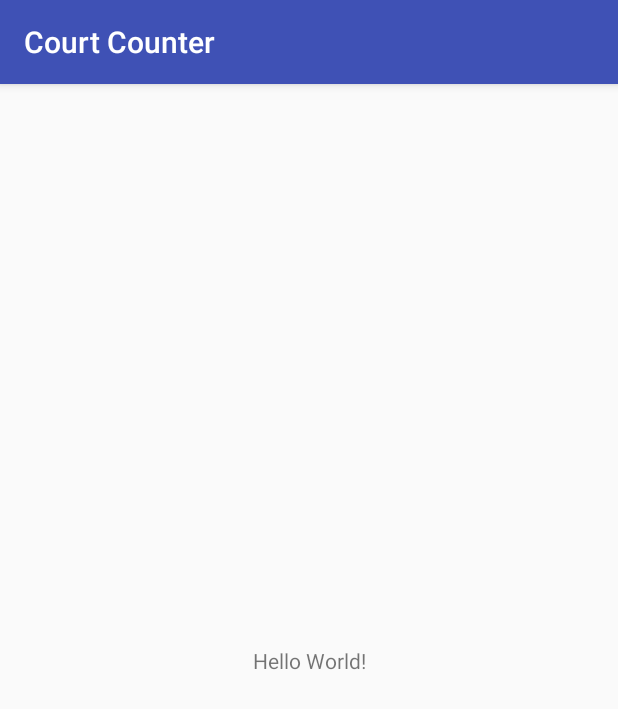
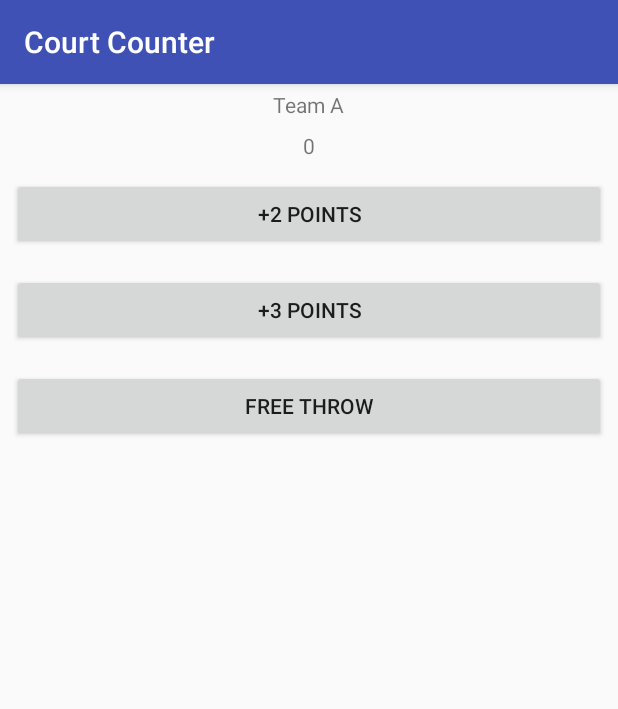
Before and after one commit to hgallop/CourtCounter, an Android app: the screen it shows after launch (MainActivity), on a phone screen of 412 x 824 dp. Shown: the top 709 px of the screen. Run offline under Robolectric (Android 15) with nearby library versions, the phone set to English and light mode, and no system bars.

Commit message:
Select initial layout and views. Add dimens file. Add dimens and strings to respective files.

```diff
--- a/app/src/main/res/layout/activity_main.xml
+++ b/app/src/main/res/layout/activity_main.xml
@@ -1,18 +1,42 @@
 <?xml version="1.0" encoding="utf-8"?>
-<android.support.constraint.ConstraintLayout xmlns:android="http://schemas.android.com/apk/res/android"
-    xmlns:app="http://schemas.android.com/apk/res-auto"
+<LinearLayout xmlns:android="http://schemas.android.com/apk/res/android"
     xmlns:tools="http://schemas.android.com/tools"
     android:layout_width="match_parent"
     android:layout_height="match_parent"
-    tools:context="com.example.android.courtcounter.MainActivity">
+    android:orientation="vertical"
+    tools:context=".MainActivity">
 
     <TextView
         android:layout_width="wrap_content"
         android:layout_height="wrap_content"
-        android:text="Hello World!"
-        app:layout_constraintBottom_toBottomOf="parent"
-        app:layout_constraintLeft_toLeftOf="parent"
-        app:layout_constraintRight_toRightOf="parent"
-        app:layout_constraintTop_toTopOf="parent" />
+        android:padding="@dimen/pad"
+        android:layout_gravity="center"
+        android:text="@string/team" />
 
-</android.support.constraint.ConstraintLayout>
+    <TextView
+        android:layout_width="wrap_content"
+        android:layout_height="wrap_content"
+        android:padding="@dimen/pad"
+        android:layout_gravity="center"
+        android:text="@string/score"/>
+
+    <Button
+        android:layout_width="match_parent"
+        android:layout_height="wrap_content"
+        android:layout_margin="@dimen/margin"
+        android:text="@string/point2" />
+
+    <Button
+        android:layout_width="match_parent"
+        android:layout_height="wrap_content"
+        android:layout_margin="@dimen/margin"
+        android:text="@string/point3"/>
+
+    <Button
+        android:layout_width="match_parent"
+        android:layout_height="wrap_content"
+        android:layout_margin="@dimen/margin"
+        android:text="@string/free"/>
+
+
+</LinearLayout>
--- /dev/null
+++ b/app/src/main/res/values/dimen.xml
@@ -0,0 +1,5 @@
+<?xml version="1.0" encoding="utf-8"?>
+<resources>
+    <dimen name="pad">4dp</dimen>
+    <dimen name="margin">8dp</dimen>
+</resources>
--- a/app/src/main/res/values/strings.xml
+++ b/app/src/main/res/values/strings.xml
@@ -1,3 +1,8 @@
 <resources>
     <string name="app_name">Court Counter</string>
+    <string name="team">Team A</string>
+    <string name="score">0</string>
+    <string name="point3">+3 Points</string>
+    <string name="point2">+2 Points</string>
+    <string name="free">Free Throw</string>
 </resources>
```
